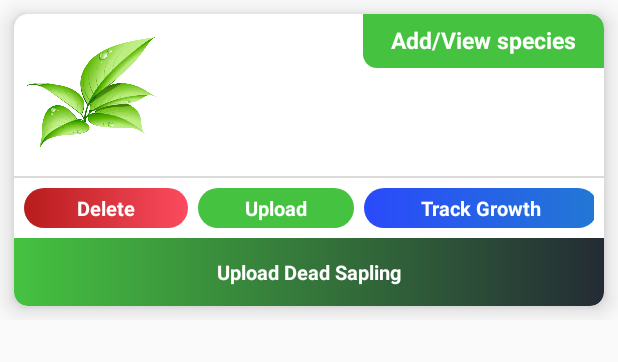
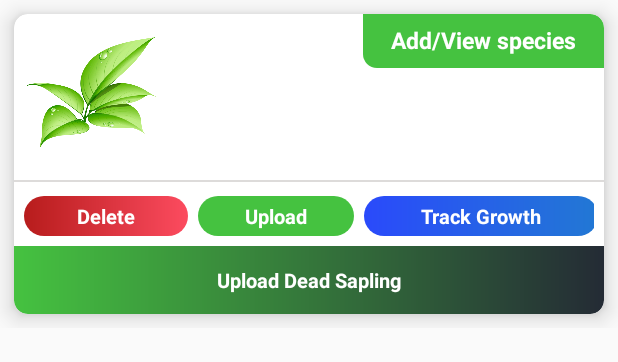
Before and after one commit to TNRDANDROID/NurseryGarden, an Android app: the layout nursery_batch_item_view.xml on its own in the app's theme, with its tools: preview values and no code run, on a phone screen of 412 x 824 dp. Shown: the top 362 px of the screen. Run offline under Robolectric (Android 15) with nearby library versions, the phone set to English and light mode, and no system bars.

Commit message:
design changes

```diff
--- a/app/src/main/res/layout/nursery_batch_item_view.xml
+++ b/app/src/main/res/layout/nursery_batch_item_view.xml
@@ -247,6 +247,10 @@
                     android:id="@+id/land_details_layout"
                     >
                     <RelativeLayout
+                        android:layout_width="match_parent"
+                        android:layout_height="wrap_content"
+                        android:id="@+id/rl1">
+                    <RelativeLayout
                         android:id="@+id/batch_image_layout"
                         android:layout_width="@dimen/_80sdp"
                         android:layout_height="@dimen/_80sdp">
@@ -341,14 +345,16 @@
                             android:src="@drawable/check3"
                             />
                     </RelativeLayout>
-
+                    </RelativeLayout>
                     <View
                         android:layout_width="match_parent"
                         android:layout_height="@dimen/_1sdp"
-                        android:layout_below="@id/batch_name_layout"
+                        android:layout_marginTop="@dimen/_2sdp"
+                        android:layout_below="@id/rl1"
                         android:id="@+id/batch_view"
                         android:background="@color/grey_4"/>
                     <LinearLayout
+                        android:layout_marginTop="@dimen/_2sdp"
                         android:layout_below="@+id/batch_view"
                         android:padding="@dimen/_5sdp"
                         android:id="@+id/land_delete_layout"
```
